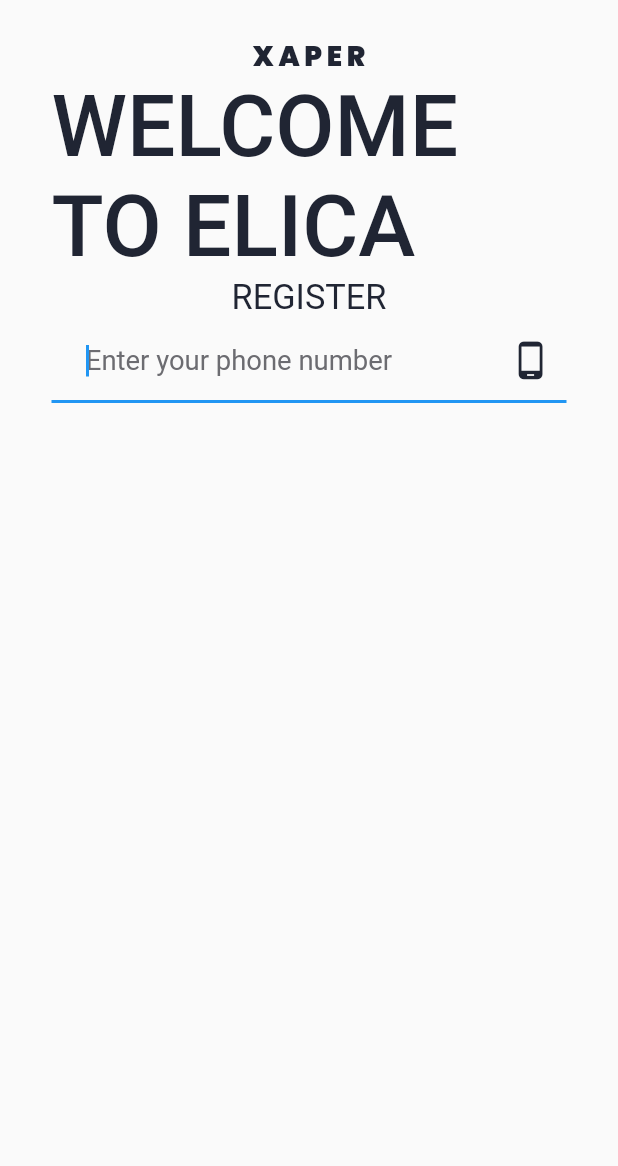
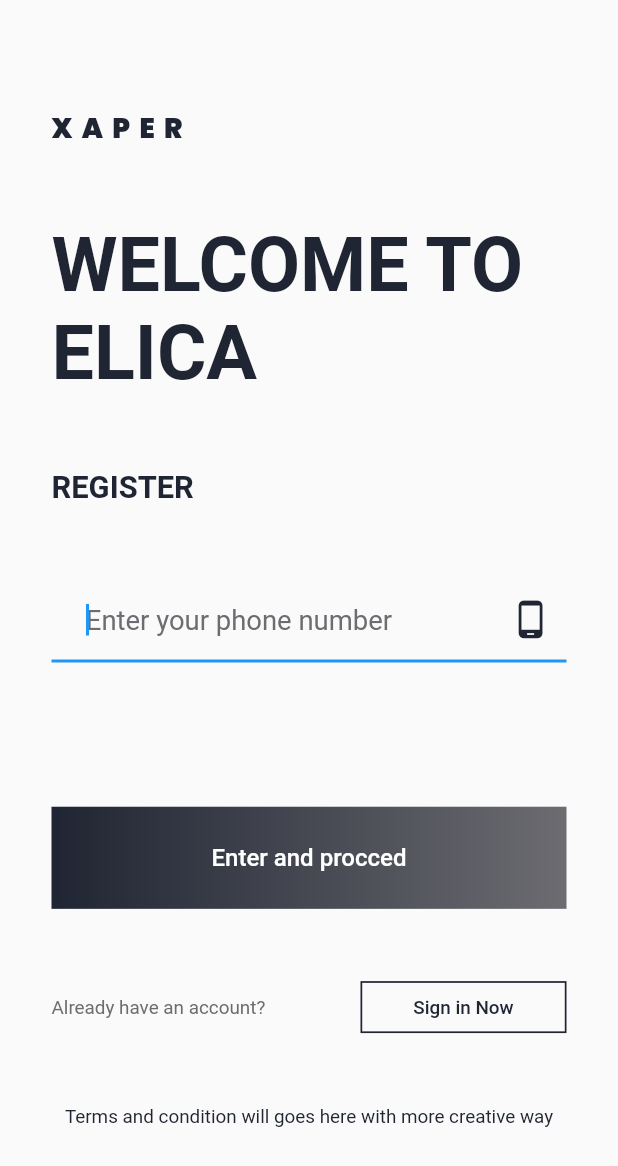
Before and after one commit to farrux025/smart_car_app, a Flutter app: the screen it shows after launch, on a phone screen of 412 x 824 dp. Shown: the top 1166 px of the screen. Run offline on Flutter 3.47's test engine with Material 2 defaults, Android fonts, the phone set to English and light mode, and no system bars; our stand-ins replace flutter_screenutil, percent_indicator, pin_code_fields; missing offline and left inert: custom_timer.

Commit message:
add otp_waiting_screem.dart add otp_screen.dart fix register_screen.dart

```diff
--- a/lib/constants/color.dart
+++ b/lib/constants/color.dart
@@ -1,6 +1,7 @@
 import 'dart:ui';
 
 class AppColor {
+  static const primary = Color(0xFFF3F5F8);
   static const secondary = Color(0xFFDDE6FF);
   static const white = Color(0xFFFFFFFF);
   static const textColor = Color(0xFF202533);
@@ -8,4 +9,6 @@ class AppColor {
   static const buttonLeftColor = Color(0xFF202533);
   static const buttonRightColor = Color(0xFF6C6C71);
   static const backgroundColor = Color(0xFFDEE0E5);
+  static const errorColor = Color(0xFFFF7676);
+
 }
--- a/lib/constants/routes.dart
+++ b/lib/constants/routes.dart
@@ -1,10 +1,14 @@
 import 'package:flutter/cupertino.dart';
+import 'package:smart_car_app/views/auth/otp_screen.dart';
+import 'package:smart_car_app/views/auth/otp_waiting_screem.dart';
 import 'package:smart_car_app/views/auth/register_screen.dart';
 import 'package:smart_car_app/views/home/home.dart';
 
 class Routes {
   static const home = "/home";
   static const register = "/register-screen";
+  static const otpWaiting = "/otp-waiting-screen";
+  static const otp = "/otp-screen";
 
   static Map<String, WidgetBuilder> routesMap() {
     return {
@@ -12,7 +16,9 @@ class Routes {
       Routes.home: (context) => const HomeScreen(),
 
       // register
-      Routes.register: (context) => const RegisterScreen(),
+      Routes.register: (context) => RegisterScreen(),
+      Routes.otpWaiting: (context) => const OtpWaitingScreen(),
+      Routes.otp: (context) => const OtpScreen(),
     };
   }
 }
--- a/lib/main.dart
+++ b/lib/main.dart
@@ -21,6 +21,7 @@ class MyApp extends StatelessWidget {
       splitScreenMode: true,
       builder: () => MaterialApp(
         title: 'Smart Car App',
+        debugShowCheckedModeBanner: false,
         navigatorKey: MyApp.navigatorKey,
         theme: ThemeData(primarySwatch: Colors.blue),
         routes: Routes.routesMap(),
--- a/lib/views/auth/register_screen.dart
+++ b/lib/views/auth/register_screen.dart
@@ -1,51 +1,126 @@
+import 'dart:developer';
+
 import 'package:flutter/material.dart';
 import 'package:flutter_screenutil/flutter_screenutil.dart';
 import 'package:smart_car_app/components/app_text.dart';
 import 'package:smart_car_app/components/app_text_form_field.dart';
 import 'package:smart_car_app/constants/color.dart';
+import 'package:smart_car_app/constants/routes.dart';
+import 'package:smart_car_app/main.dart';
 
 class RegisterScreen extends StatelessWidget {
-  const RegisterScreen({super.key});
+  RegisterScreen({super.key});
+
+  final phoneController = TextEditingController();
 
   @override
   Widget build(BuildContext context) {
     return Scaffold(
       body: SafeArea(
+        child: SingleChildScrollView(
           child: Container(
             height: ScreenUtil().screenHeight,
             padding: EdgeInsets.symmetric(horizontal: 30.w, vertical: 20.h),
             child: Column(
+              crossAxisAlignment: CrossAxisAlignment.start,
               children: [
                 Flexible(
-                  flex: 1,
-                  child: AppText("X A P E R",
-                      size: 16.sp,
-                      textAlign: TextAlign.left,
-                      fontFamily: 'Poppins Black',
-                      fontWeight: FontWeight.w900,
-                      textColor: AppColor.textColor)),
-              Flexible(
                   flex: 3,
-                  child: AppText("WELCOME TO ELICA",
-                      size: 50.sp,
-                      fontWeight: FontWeight.w500,
+                  child: Column(
+                    crossAxisAlignment: CrossAxisAlignment.start,
+                    mainAxisAlignment: MainAxisAlignment.spaceEvenly,
+                    children: [
+                      xaperText(),
+                      AppText("WELCOME TO ELICA",
+                          size: 44.sp,
+                          fontWeight: FontWeight.w600,
                           maxLines: 2,
-                      textColor: AppColor.textColor)),
+                          textColor: AppColor.textColor),
+                      AppText("REGISTER",
+                          size: 18.sp,
+                          fontWeight: FontWeight.w600,
+                          textColor: AppColor.textColor),
+                      AppTextFormField(
+                          textEditingController: phoneController,
+                          hint: 'Enter your phone number',
+                          keyboardType: TextInputType.phone,
+                          suffixIcon: Icon(Icons.phone_android,
+                              color: AppColor.textColor, size: 24.sp))
+                    ],
+                  ),
+                ),
                 Flexible(
                     flex: 2,
-                  child: AppText("REGISTER",
-                      size: 20.sp,
+                    child: Column(
+                      mainAxisAlignment: MainAxisAlignment.spaceEvenly,
+                      children: [
+                        Container(
+                          width: ScreenUtil().screenWidth,
+                          decoration: const BoxDecoration(
+                              gradient: LinearGradient(colors: [
+                            AppColor.buttonLeftColor,
+                            AppColor.buttonRightColor
+                          ])),
+                          child: MaterialButton(
+                            onPressed: () {
+                              log("Enter and procced");
+                              MyApp.navigatorKey.currentState?.pushNamed(Routes.otpWaiting);
+                            },
+                            height: 57.h,
+                            elevation: 3.sp,
+                            child: AppText("Enter and procced",
+                                textColor: AppColor.white,
+                                size: 14.sp,
+                                fontWeight: FontWeight.w500),
+                          ),
+                        ),
+                        Row(
+                          mainAxisAlignment: MainAxisAlignment.spaceBetween,
+                          children: [
+                            AppText("Already have an account?",
+                                textColor: AppColor.buttonRightColor,
+                                size: 11.sp,
+                                fontWeight: FontWeight.w400),
+                            Container(
+                              width: 120.w,
+                              height: 29.h,
+                              decoration: BoxDecoration(
+                                  border: Border.all(
+                                      color: AppColor.textColor, width: 1.sp)),
+                              child: MaterialButton(
+                                onPressed: () {
+                                  log("Sign in Now");
+                                },
+                                child: AppText("Sign in Now",
+                                    textColor: AppColor.textColor,
+                                    size: 11.sp,
+                                    fontWeight: FontWeight.w500),
+                              ),
+                            ),
+                          ],
+                        ),
+                        AppText(
+                          "Terms and condition will goes here with more creative way",
+                          size: 11.sp,
                           fontWeight: FontWeight.w400,
-                      textColor: AppColor.textColor)),
-              Flexible(
-                  child: AppTextFormField(
-                      hint: 'Enter your phone number',
-                      suffixIcon: Icon(Icons.phone_android,
-                          color: AppColor.textColor, size: 24.sp)))
+                          textColor: AppColor.textColor,
+                          maxLines: 3,
+                        )
                       ],
+                    ))
+              ],
+            ),
           ),
         ),
       ),
     );
   }
 }
+
+Widget xaperText() {
+  return AppText("X  A  P  E  R",
+      size: 16.sp,
+      fontFamily: 'Poppins Black',
+      fontWeight: FontWeight.w900,
+      textColor: AppColor.textColor);
+}
--- a/pubspec.yaml
+++ b/pubspec.yaml
@@ -40,6 +40,8 @@ dependencies:
   mask_text_input_formatter: 2.4.0
   flutter_secure_storage: 8.0.0
   pin_code_fields: 8.0.1
+  percent_indicator: 4.2.3
+  custom_timer: 0.2.3
 
 dev_dependencies:
   flutter_test:
```
Also changed, not shown: lib/views/auth/otp_screen.dart (added, +122 -0 lines), lib/views/auth/otp_waiting_screem.dart (added, +150 -0 lines), pubspec.lock. Lines whose indentation alone changed are shown as unchanged.
